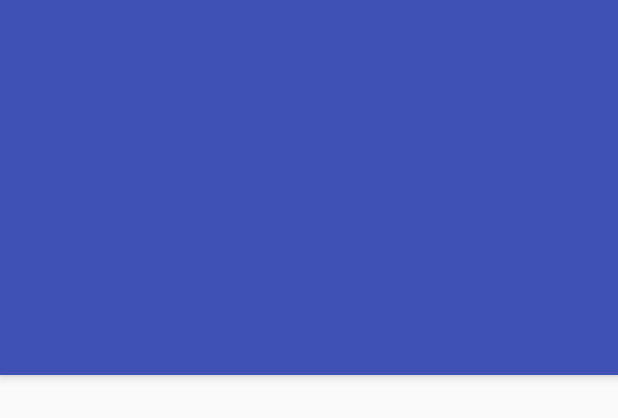
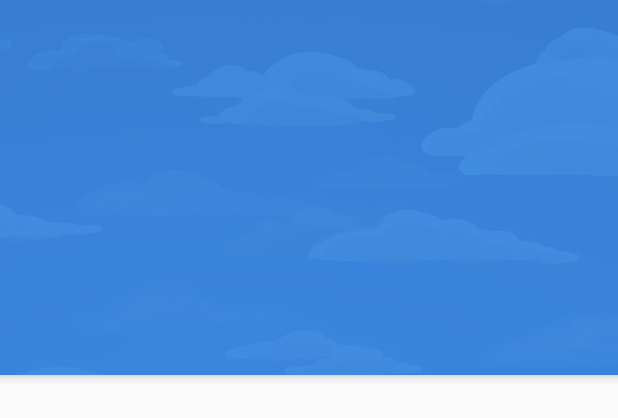
Before and after one commit to Sumit2050gupta/weather_app_mvvm_kotlin, an Android app: the layout activity_main2.xml on its own in the app's theme, with its tools: preview values and no code run, on a phone screen of 412 x 824 dp. Shown: the top 418 px of the screen. Run offline under Robolectric (Android 15) with nearby library versions, the phone set to English and light mode, and no system bars; network calls fail.

Commit message:
second commit

```diff
--- a/app/src/main/res/layout/activity_main2.xml
+++ b/app/src/main/res/layout/activity_main2.xml
@@ -12,11 +12,11 @@
     app:layout_scrollFlags="scroll"
     android:theme="@style/ThemeOverlay.AppCompat.Dark.ActionBar">
 
-    <!--<ImageView
+    <ImageView
         android:scaleType="fitXY"
         android:layout_width="wrap_content"
         android:layout_height="250dp"
-        android:src="@drawable/banner"/>-->
+        android:src="@drawable/banner"/>
 
 </android.support.design.widget.AppBarLayout>
 
```
